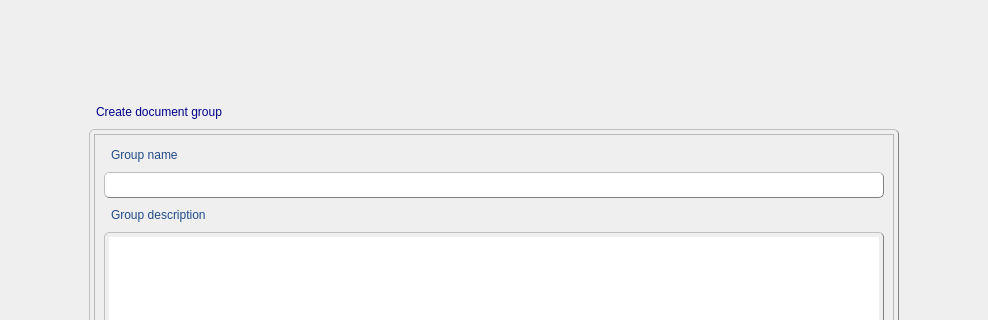
Before: the Qt Designer form Builder/Builder/createdocgroupsform.ui in Rork96/QtProjects, drawn with Qt 5; both pictures show x 0 to 988 and y 0 to 320 of the 988 by 677 pixel window.
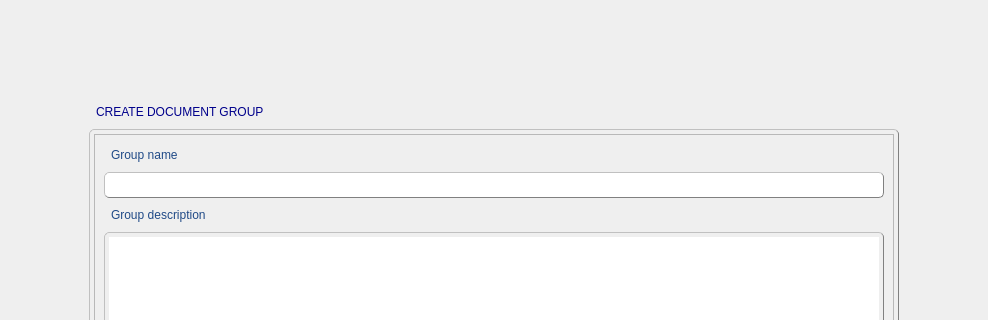
After: the same form once the commit is applied.

Patch:
```diff
--- a/Builder/Builder/createdocgroupsform.ui
+++ b/Builder/Builder/createdocgroupsform.ui
@@ -371,7 +371,7 @@
               }</string>
      </property>
      <property name="text">
-      <string>Create document group</string>
+      <string>CREATE DOCUMENT GROUP</string>
      </property>
     </widget>
    </item>
```
